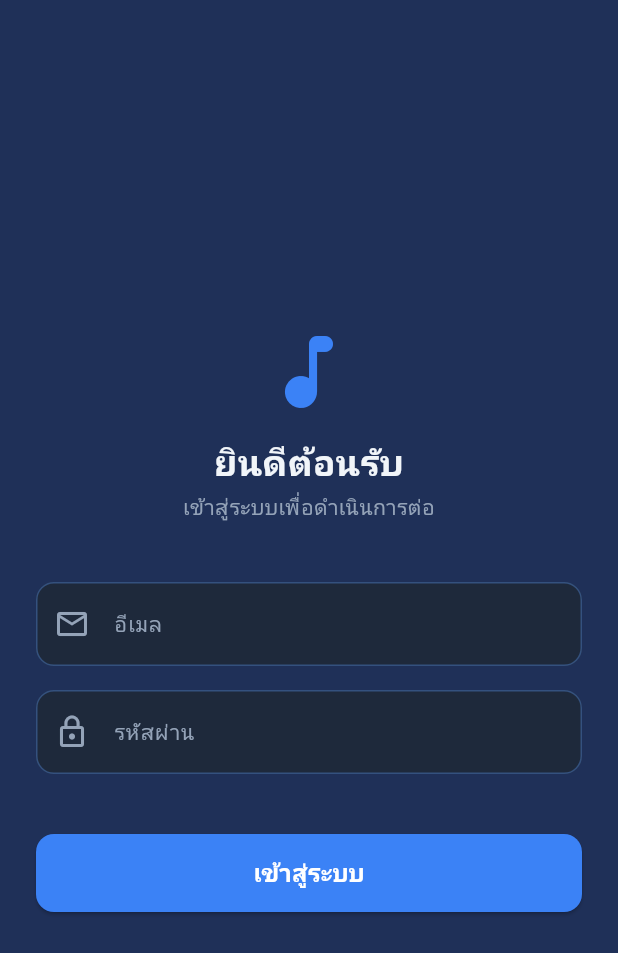
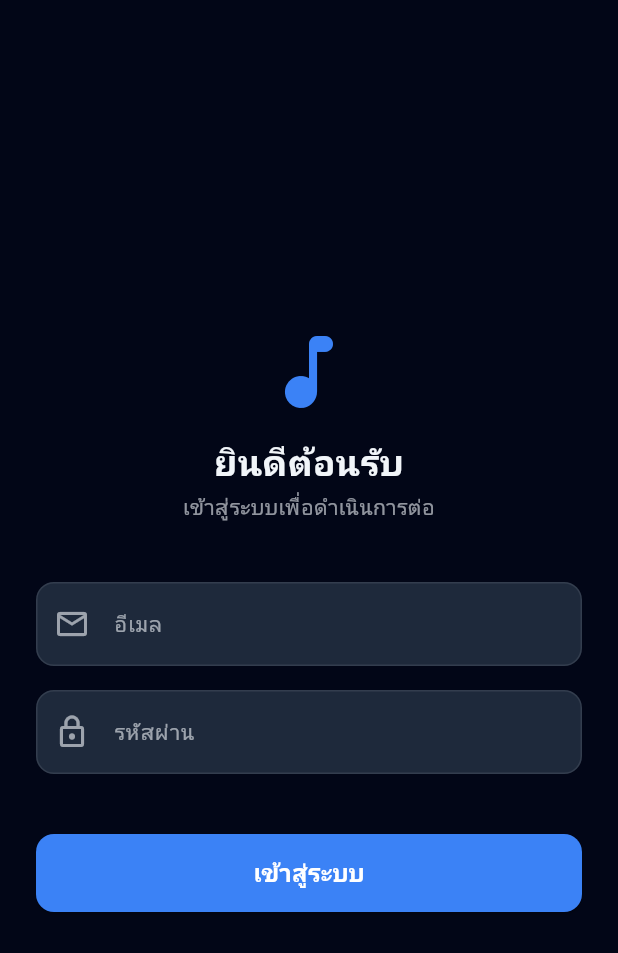
Before and after one commit to jiravong/flutter_music, a Flutter app: the screen it shows after launch, on a phone screen of 412 x 824 dp. Shown: the top 953 px of the screen. Run offline on Flutter 3.47's test engine with Material 3 defaults, Android fonts, the phone set to English and light mode, and no system bars; our stand-ins replace cached_network_image, connectivity_plus, firebase_analytics, firebase_core, firebase_crashlytics, firebase_remote_config and 6 more; accounts and stored records are empty; Roboto replaces fonts that are missing (NotoSansThai).

Commit message:
refactor: introduce a comprehensive theming system with light and dark modes using ThemeData and ColorScheme.

```diff
--- a/lib/app/core/themes/app_colors.dart
+++ b/lib/app/core/themes/app_colors.dart
@@ -28,3 +28,109 @@ class AppColors {
   static const Color success = Color(0xFF22C55E);
   static const Color error = Color(0xFFEF4444);
 }
+class AppColorsExtension extends ThemeExtension<AppColorsExtension> {
+  final Color primary;
+  final Color primaryLight;
+  final Color primaryDark;
+  final Color transparent;
+  final Color accent;
+  final Color white;
+  final Color background;
+  final Color backgroundDark;
+  final Color backgroundLight;
+  final Color backgroundHighlight;
+  final Color backgroundHighlight2;
+  final Color surface;
+  final Color textPrimary;
+  final Color textSecondary;
+  final Color textLight;
+  final Color success;
+  final Color error;
+
+  const AppColorsExtension({
+    required this.primary,
+    required this.primaryLight,
+    required this.primaryDark,
+    required this.transparent,
+    required this.accent,
+    required this.white,
+    required this.background,
+    required this.backgroundDark,
+    required this.backgroundLight,
+    required this.backgroundHighlight,
+    required this.backgroundHighlight2,
+    required this.surface,
+    required this.textPrimary,
+    required this.textSecondary,
+    required this.textLight,
+    required this.success,
+    required this.error,
+  });
+
+  @override
+  AppColorsExtension copyWith({
+    Color? primary,
+    Color? primaryLight,
+    Color? primaryDark,
+    Color? transparent,
+    Color? accent,
+    Color? white,
+    Color? background,
+    Color? backgroundDark,
+    Color? backgroundLight,
+    Color? backgroundHighlight,
+    Color? backgroundHighlight2,
+    Color? surface,
+    Color? textPrimary,
+    Color? textSecondary,
+    Color? textLight,
+    Color? success,
+    Color? error,
+  }) {
+    return AppColorsExtension(
+      primary: primary ?? this.primary,
+      primaryLight: primaryLight ?? this.primaryLight,
+      primaryDark: primaryDark ?? this.primaryDark,
+      transparent: transparent ?? this.transparent,
+      accent: accent ?? this.accent,
+      white: white ?? this.white,
+      background: background ?? this.background,
+      backgroundDark: backgroundDark ?? this.backgroundDark,
+      backgroundLight: backgroundLight ?? this.backgroundLight,
+      backgroundHighlight: backgroundHighlight ?? this.backgroundHighlight,
+      backgroundHighlight2: backgroundHighlight2 ?? this.backgroundHighlight2,
+      surface: surface ?? this.surface,
+      textPrimary: textPrimary ?? this.textPrimary,
+      textSecondary: textSecondary ?? this.textSecondary,
+      textLight: textLight ?? this.textLight,
+      success: success ?? this.success,
+      error: error ?? this.error,
+    );
+  }
+
+  @override
+  AppColorsExtension lerp(covariant ThemeExtension<AppColorsExtension>? other, double t) {
+    if (other is! AppColorsExtension) {
+      return this;
+    }
+    return AppColorsExtension(
+      primary: Color.lerp(primary, other.primary, t)!,
+      primaryLight: Color.lerp(primaryLight, other.primaryLight, t)!,
+      primaryDark: Color.lerp(primaryDark, other.primaryDark, t)!,
+      transparent: Color.lerp(transparent, other.transparent, t)!,
+      accent: Color.lerp(accent, other.accent, t)!,
+      white: Color.lerp(white, other.white, t)!,
+      background: Color.lerp(background, other.background, t)!,
+      backgroundDark: Color.lerp(backgroundDark, other.backgroundDark, t)!,
+      backgroundLight: Color.lerp(backgroundLight, other.backgroundLight, t)!,
+      backgroundHighlight: Color.lerp(backgroundHighlight, other.backgroundHighlight, t)!,
+      backgroundHighlight2: Color.lerp(backgroundHighlight2, other.backgroundHighlight2, t)!,
+      surface: Color.lerp(surface, other.surface, t)!,
+      textPrimary: Color.lerp(textPrimary, other.textPrimary, t)!,
+      textSecondary: Color.lerp(textSecondary, other.textSecondary, t)!,
+      textLight: Color.lerp(textLight, other.textLight, t)!,
+      success: Color.lerp(success, other.success, t)!,
+      error: Color.lerp(error, other.error, t)!,
+    );
+  }
+}
--- /dev/null
+++ b/lib/app/core/themes/app_theme.dart
@@ -0,0 +1,120 @@
+import 'package:flutter/material.dart';
+
+import 'app_colors.dart';
+import 'app_text_style.dart';
+
+class AppTheme {
+  AppTheme._();
+
+  static ThemeData get lightTheme {
+    return ThemeData(
+      useMaterial3: true,
+      fontFamily: 'NotoSansThai',
+      brightness: Brightness.light,
+      extensions: const [
+        AppColorsExtension(
+          primary: AppColors.primary,
+          primaryLight: AppColors.primaryLight,
+          primaryDark: AppColors.primaryDark,
+          transparent: AppColors.transparent,
+          accent: AppColors.accent,
+          white: AppColors.white,
+          background: AppColors.background,
+          backgroundDark: AppColors.backgroundDark,
+          backgroundLight: AppColors.backgroundLight,
+          backgroundHighlight: AppColors.backgroundHighlight,
+          backgroundHighlight2: AppColors.backgroundHighlight2,
+          surface: AppColors.surface,
+          textPrimary: AppColors.textPrimary,
+          textSecondary: AppColors.textSecondary,
+          textLight: AppColors.textLight,
+          success: AppColors.success,
+          error: AppColors.error,
+        ),
+      ],
+      colorScheme: ColorScheme.light(
+        primary: AppColors.primary,
+        onPrimary: AppColors.white,
+        secondary: AppColors.accent,
+        onSecondary: AppColors.white,
+        surface: AppColors.white,
+        onSurface: AppColors.backgroundHighlight2,
+        error: AppColors.error,
+        onError: AppColors.white,
+      ),
+      scaffoldBackgroundColor: const Color(0xFFF1F5F9), // Light grayish-blue background
+      textTheme: _textTheme(AppColors.backgroundHighlight2),
+      appBarTheme: const AppBarTheme(
+        backgroundColor: AppColors.white,
+        foregroundColor: AppColors.backgroundHighlight2,
+        elevation: 0,
+        centerTitle: false,
+      ),
+    );
+  }
+
+  static ThemeData get darkTheme {
+    return ThemeData(
+      useMaterial3: true,
+      fontFamily: 'NotoSansThai',
+      brightness: Brightness.dark,
+      extensions: const [
+        AppColorsExtension(
+          primary: AppColors.primary,
+          primaryLight: AppColors.primaryLight,
+          primaryDark: AppColors.primaryDark,
+          transparent: AppColors.transparent,
+          accent: AppColors.accent,
+          white: AppColors.white,
+          background: AppColors.background,
+          backgroundDark: AppColors.backgroundDark,
+          backgroundLight: AppColors.backgroundLight,
+          backgroundHighlight: AppColors.backgroundHighlight,
+          backgroundHighlight2: AppColors.backgroundHighlight2,
+          surface: AppColors.surface,
+          textPrimary: AppColors.textPrimary,
+          textSecondary: AppColors.textSecondary,
+          textLight: AppColors.textLight,
+          success: AppColors.success,
+          error: AppColors.error,
+        ),
+      ],
+      colorScheme: const ColorScheme.dark(
+        primary: AppColors.primary,
+        onPrimary: AppColors.white,
+        secondary: AppColors.accent,
+        onSecondary: AppColors.white,
+        surface: AppColors.surface,
+        onSurface: AppColors.textPrimary,
+        error: AppColors.error,
+        onError: AppColors.white,
+      ),
+      scaffoldBackgroundColor: AppColors.backgroundDark,
+      textTheme: _textTheme(AppColors.textPrimary),
+      appBarTheme: const AppBarTheme(
+        backgroundColor: AppColors.backgroundDark,
+        foregroundColor: AppColors.textPrimary,
+        elevation: 0,
+        centerTitle: false,
+      ),
+    );
+  }
+
+  static TextTheme _textTheme(Color defaultColor) {
+    return TextTheme(
+      displayLarge: AppTextStyle.text2xlBold.copyWith(color: defaultColor),
+      displayMedium: AppTextStyle.textXlBold.copyWith(color: defaultColor),
+      displaySmall: AppTextStyle.textLgBold.copyWith(color: defaultColor),
+      headlineMedium: AppTextStyle.textMdBold.copyWith(color: defaultColor),
+      headlineSmall: AppTextStyle.textSmBold.copyWith(color: defaultColor),
+      titleLarge: AppTextStyle.textLgRegular.copyWith(color: defaultColor),
+      titleMedium: AppTextStyle.textMdRegular.copyWith(color: defaultColor),
+      titleSmall: AppTextStyle.textSmRegular.copyWith(color: defaultColor),
+      bodyLarge: AppTextStyle.textMdRegular.copyWith(color: defaultColor),
+      bodyMedium: AppTextStyle.textSmRegular.copyWith(color: defaultColor),
+      bodySmall: AppTextStyle.textXsRegular.copyWith(color: defaultColor),
+      labelLarge: AppTextStyle.textSmBold.copyWith(color: defaultColor),
+      labelSmall: AppTextStyle.textXsBold.copyWith(color: defaultColor),
+    );
+  }
+}
--- a/lib/app/core/widgets/appbar/appbar.dart
+++ b/lib/app/core/widgets/appbar/appbar.dart
@@ -1,6 +1,6 @@
 // lib/app/core/widgets/app_bar/core_app_bar.dart
 import 'package:flutter/material.dart';
-import 'package:music_roop/app/core/themes/app_colors.dart';
+import 'package:get/get.dart';
 import 'package:music_roop/app/core/themes/app_text_style.dart';
 
 class CoreAppBar extends StatelessWidget implements PreferredSizeWidget {
@@ -23,7 +23,7 @@ class CoreAppBar extends StatelessWidget implements PreferredSizeWidget {
   Widget build(BuildContext context) {
     return AppBar(
       title: title != null
-          ? Text(title!, style: AppTextStyle.textLgBold.copyWith(color: AppColors.textPrimary))
+          ? Text(title!, style: AppTextStyle.textLgBold.copyWith(color: context.theme.colorScheme.onSurface))
           : null,
       centerTitle: centerTitle,
       backgroundColor: Colors.transparent, // ทำให้โปร่งใสเพื่อโชว์สีพื้นหลังของ Scaffold
@@ -40,7 +40,7 @@ class CoreAppBar extends StatelessWidget implements PreferredSizeWidget {
     // ถ้าสั่งให้โชว์ปุ่มย้อนกลับ และหน้าก่อนหน้านี้มีอยู่จริง
     if (showBackButton && Navigator.canPop(context)) {
       return IconButton(
-        icon: const Icon(Icons.arrow_back_ios_new, color: AppColors.primary, size: 20),
+        icon: Icon(Icons.arrow_back_ios_new, color: context.theme.colorScheme.primary, size: 20),
         onPressed: () => Navigator.of(context).pop(),
       );
     }
--- a/lib/app/core/widgets/base_layout.dart
+++ b/lib/app/core/widgets/base_layout.dart
@@ -1,6 +1,5 @@
 // lib/app/core/widgets/base_scaffold.dart
 import 'package:flutter/material.dart';
-import 'package:music_roop/app/core/themes/app_colors.dart';
 
 class BaseScaffold extends StatelessWidget {
   final Widget body;
@@ -20,7 +19,7 @@ class BaseScaffold extends StatelessWidget {
   Widget build(BuildContext context) {
     return Scaffold(
       appBar: appBar,
-      backgroundColor: AppColors.background, // ใช้สีพื้นหลังที่เรากำหนดไว้
+      backgroundColor: Theme.of(context).scaffoldBackgroundColor,
       bottomNavigationBar: bottomNavigationBar,
       body: GestureDetector(
         // ทำให้กดที่ว่างแล้วคีย์บอร์ดปิดอัตโนมัติ (UX ที่ดี)
--- a/lib/app/features/auth/presentation/login_page.dart
+++ b/lib/app/features/auth/presentation/login_page.dart
@@ -1,5 +1,4 @@
 import 'package:flutter/material.dart';
-import 'package:music_roop/app/core/themes/app_colors.dart';
 import 'package:music_roop/app/core/themes/app_text_style.dart';
 import 'package:music_roop/app/core/widgets/base_layout.dart';
 import 'package:get/get.dart';
@@ -19,11 +18,11 @@ class LoginPage extends GetView<AuthController> {
   Widget build(BuildContext context) {
     final inputBorder = OutlineInputBorder(
       borderRadius: BorderRadius.circular(12),
-      borderSide: const BorderSide(color: AppColors.backgroundLight),
+      borderSide: BorderSide(color: context.theme.colorScheme.onSurface.withValues(alpha:0.1)),
     );
     final focusedBorder = OutlineInputBorder(
       borderRadius: BorderRadius.circular(12),
-      borderSide: const BorderSide(color: AppColors.primary, width: 2),
+      borderSide: BorderSide(color: context.theme.colorScheme.primary, width: 2),
     );
 
     return BaseScaffold(
@@ -35,31 +34,31 @@ class LoginPage extends GetView<AuthController> {
             child: Column(
               crossAxisAlignment: CrossAxisAlignment.stretch,
               children: [
-                const Icon(Icons.music_note_rounded, size: 64, color: AppColors.primary),
+                Icon(Icons.music_note_rounded, size: 64, color: context.theme.colorScheme.primary),
                 const SizedBox(height: 12),
                 Text(
                   AppStrings.authWelcomeBack.tr,
-                  style: AppTextStyle.text2xlBold.copyWith(color: AppColors.textPrimary),
+                  style: AppTextStyle.text2xlBold.copyWith(color: context.theme.colorScheme.onSurface),
                   textAlign: TextAlign.center,
                 ),
                 const SizedBox(height: 4),
                 Text(
                   AppStrings.authSignInToContinue.tr,
-                  style: AppTextStyle.textSmRegular.copyWith(color: AppColors.textSecondary),
+                  style: AppTextStyle.textSmRegular.copyWith(color: context.theme.colorScheme.onSurface.withValues(alpha:0.6)),
                   textAlign: TextAlign.center,
                 ),
                 const SizedBox(height: 40),
                 TextField(
                   key: const ValueKey('auth.emailTextField'),
                   controller: controller.emailController,
-                  style: AppTextStyle.textMdRegular.copyWith(color: AppColors.textPrimary),
+                  style: AppTextStyle.textMdRegular.copyWith(color: context.theme.colorScheme.onSurface),
                   keyboardType: TextInputType.emailAddress,
                   decoration: InputDecoration(
                     labelText: AppStrings.authEmail.tr,
-                    labelStyle: AppTextStyle.textSmRegular.copyWith(color: AppColors.textSecondary),
-                    prefixIcon: const Icon(Icons.email_outlined, color: AppColors.textSecondary),
+                    labelStyle: AppTextStyle.textSmRegular.copyWith(color: context.theme.colorScheme.onSurface.withValues(alpha:0.6)),
+                    prefixIcon: Icon(Icons.email_outlined, color: context.theme.colorScheme.onSurface.withValues(alpha:0.6)),
                     filled: true,
-                    fillColor: AppColors.surface,
+                    fillColor: context.theme.colorScheme.surface,
                     border: inputBorder,
                     enabledBorder: inputBorder,
                     focusedBorder: focusedBorder,
@@ -70,13 +69,13 @@ class LoginPage extends GetView<AuthController> {
                   key: const ValueKey('auth.passwordTextField'),
                   controller: controller.passwordController,
                   obscureText: true,
-                  style: AppTextStyle.textMdRegular.copyWith(color: AppColors.textPrimary),
+                  style: AppTextStyle.textMdRegular.copyWith(color: context.theme.colorScheme.onSurface),
                   decoration: InputDecoration(
                     labelText: AppStrings.authPassword.tr,
-                    labelStyle: AppTextStyle.textSmRegular.copyWith(color: AppColors.textSecondary),
-                    prefixIcon: const Icon(Icons.lock_outline, color: AppColors.textSecondary),
+                    labelStyle: AppTextStyle.textSmRegular.copyWith(color: context.theme.colorScheme.onSurface.withValues(alpha:0.6)),
+                    prefixIcon: Icon(Icons.lock_outline, color: context.theme.colorScheme.onSurface.withValues(alpha:0.6)),
                     filled: true,
-                    fillColor: AppColors.surface,
+                    fillColor: context.theme.colorScheme.surface,
                     border: inputBorder,
                     enabledBorder: inputBorder,
                     focusedBorder: focusedBorder,
@@ -90,14 +89,14 @@ class LoginPage extends GetView<AuthController> {
                   return Container(
                     padding: const EdgeInsets.symmetric(horizontal: 12, vertical: 10),
                     decoration: BoxDecoration(
-                      color: AppColors.error.withValues(alpha: 0.12),
+                      color: context.theme.colorScheme.error.withValues(alpha:0.12),
                       borderRadius: BorderRadius.circular(8),
-                      border: Border.all(color: AppColors.error.withValues(alpha: 0.4)),
+                      border: Border.all(color: context.theme.colorScheme.error.withValues(alpha:0.4)),
                     ),
                     child: Text(
                       key: const ValueKey('auth.errorText'),
                       controller.errorMessage.value,
-                      style: AppTextStyle.textSmRegular.copyWith(color: AppColors.error),
+                      style: AppTextStyle.textSmRegular.copyWith(color: context.theme.colorScheme.error),
                     ),
                   );
                 }),
@@ -108,8 +107,8 @@ class LoginPage extends GetView<AuthController> {
                     child: ElevatedButton(
                       key: const ValueKey('auth.loginButton'),
                       style: ElevatedButton.styleFrom(
-                        backgroundColor: AppColors.primary,
-                        foregroundColor: AppColors.white,
+                        backgroundColor: context.theme.colorScheme.primary,
+                        foregroundColor: context.theme.colorScheme.onPrimary,
                         shape: RoundedRectangleBorder(
                           borderRadius: BorderRadius.circular(12),
                         ),
@@ -123,13 +122,13 @@ class LoginPage extends GetView<AuthController> {
                               );
                             },
                       child: controller.isLoading.value
-                          ? const SizedBox(
-                              key: ValueKey('auth.loginLoading'),
+                          ? SizedBox(
+                              key: const ValueKey('auth.loginLoading'),
                               height: 20,
                               width: 20,
-                              child: CircularProgressIndicator(strokeWidth: 2, color: AppColors.white),
+                              child: CircularProgressIndicator(strokeWidth: 2, color: context.theme.colorScheme.onPrimary),
                             )
-                          : Text(AppStrings.authLogin.tr, style: AppTextStyle.textMdBold.copyWith(color: AppColors.white)),
+                          : Text(AppStrings.authLogin.tr, style: AppTextStyle.textMdBold.copyWith(color: context.theme.colorScheme.onPrimary)),
                     ),
                   );
                 }),
--- a/lib/app/features/home/presentation/home_page.dart
+++ b/lib/app/features/home/presentation/home_page.dart
@@ -1,5 +1,4 @@
 import 'package:flutter/material.dart';
-import 'package:music_roop/app/core/themes/app_colors.dart';
 import 'package:music_roop/app/core/themes/app_text_style.dart';
 import 'package:music_roop/app/core/widgets/base_layout.dart';
 import 'package:get/get.dart';
@@ -27,7 +26,7 @@ class HomePage extends GetView<HomeController> {
             Text(AppStrings.homeTitle.tr, style: AppTextStyle.textLgBold),
           ],
         ),
-        backgroundColor: AppColors.transparent,
+        backgroundColor: Colors.transparent,
       ),
       // แสดงผลหน้าตาม Index ที่เลือก
       body: Center(child: Text(AppStrings.homeTitle.tr, style: AppTextStyle.textLgRegular)),
--- a/lib/app/features/music_detail/presentation/music_detail_page.dart
+++ b/lib/app/features/music_detail/presentation/music_detail_page.dart
@@ -1,5 +1,4 @@
 import 'package:flutter/material.dart';
-import 'package:music_roop/app/core/themes/app_colors.dart';
 import 'package:music_roop/app/core/themes/app_text_style.dart';
 import 'package:music_roop/app/core/widgets/appbar/appbar.dart';
 import 'package:music_roop/app/core/widgets/base_layout.dart';
@@ -54,7 +53,7 @@ class MusicDetailPage extends GetView<MusicDetailController> {
               Text(
                 AppStrings.musicDetailSinger.trParams({'name': music.artist}),
                 key: const ValueKey('musicDetail.artist'),
-                style: AppTextStyle.textSmRegular.copyWith(color: AppColors.textSecondary),
+                style: AppTextStyle.textSmRegular.copyWith(color: context.theme.colorScheme.onSurface.withValues(alpha: 0.6)),
               ),
               const SizedBox(height: 16),
               Expanded(
--- a/lib/main.dart
+++ b/lib/main.dart
@@ -14,6 +14,7 @@ import 'app/core/services/analytics_service.dart';
 import 'app/core/services/connectivity_service.dart';
 import 'app/core/services/crashlytics_service.dart';
 import 'app/core/services/remote_config_service.dart';
+import 'app/core/themes/app_theme.dart';
 import 'app/core/services/auth_service.dart';
 import 'app/core/storage/token_storage.dart';
 import 'app/routes/app_pages.dart';
@@ -101,9 +102,10 @@ class MyApp extends StatelessWidget {
       translations: AppTranslations(),
       locale: const Locale('th', 'TH'),
       fallbackLocale: const Locale('en', 'US'),
-      theme: ThemeData(
-        colorScheme: ColorScheme.fromSeed(seedColor: Colors.deepPurple),
-      ),
+      theme: AppTheme.darkTheme,
+      darkTheme: AppTheme.darkTheme,
+      themeMode: ThemeMode.system, // Switch automatically
+      debugShowCheckedModeBanner: false,
       initialBinding: InitialBinding(),
       initialRoute: initialRoute,
       navigatorObservers: [AnalyticsService.to.observer],
```
Also changed, not shown: lib/app/core/themes/app_text_style.dart (+2 -9 lines), lib/app/core/widgets/dialogs/app_dialog.dart (+5 -7 lines), lib/app/core/widgets/mini_player_bar.dart (+6 -5 lines), lib/app/features/landing/presentation/landing_page.dart (+3 -4 lines), lib/app/features/music_list/presentation/music_list_page.dart (+3 -4 lines), lib/app/features/profile/presentation/profile_page.dart (+7 -8 lines).
